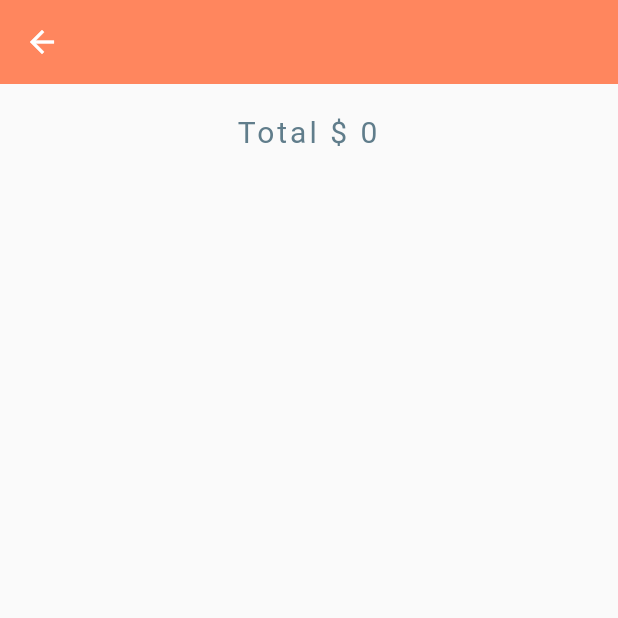
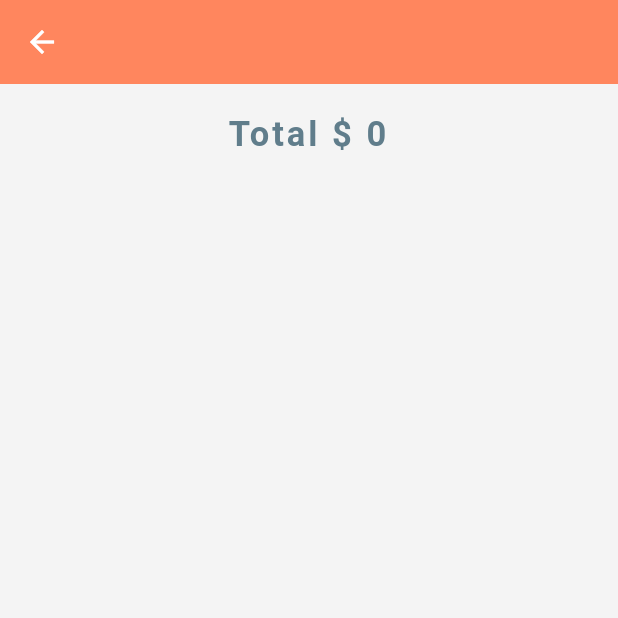
Before and after one commit to DJhonJ/ShoppingApp, a Flutter app: the ProfilePage screen opened directly, after a tap on "VACIAR CARRO", on a phone screen of 412 x 824 dp, the top half of it. Run offline on Flutter 3.47's test engine with Material 2 defaults, Android fonts, the phone set to English and light mode, and no system bars; our stand-ins replace badges, get, loggy.

```diff
--- a/lib/ui/app_theme/app_theme.dart
+++ b/lib/ui/app_theme/app_theme.dart
@@ -3,12 +3,13 @@ import 'package:flutter/material.dart';
 class AppTheme {
   static const Color primary = Color(0xffFF865E);
   static const Color accent = Color(0xffCC3636);
+  static const Color background = Color(0xffF4F4F4);
 
   static final theme = ThemeData(
       primaryColor: primary,
       appBarTheme: const AppBarTheme(
         color: primary
       ),
-
+      scaffoldBackgroundColor: background
   );
 }
--- a/lib/ui/controllers/shopping_controller.dart
+++ b/lib/ui/controllers/shopping_controller.dart
@@ -49,10 +49,19 @@ class ShoppingController extends GetxController {
     _productsSelected.clear();
     _total.value = 0;
     _quantityProducts.value = 0;
+
+    for(int i = 0; i < products.length; i++) {
+      _products.value[i].quantity = 0;
+    }
   }
 
+
   void _change(int id, bool add) {
-    Product product = products.firstWhere((element) => element.id == id, orElse: () => Product(-1, "", 0, 0));
+    Product product = productsSelected.firstWhere((element) => element.id == id, orElse: () => Product(-1, "", 0, 0));
+
+    if (product.id == -1) {
+      product = products.firstWhere((element) => element.id == id, orElse: () => Product(-1, "", 0, 0));
+    }
 
     if (product.id != -1) {
       if (add) {
--- a/lib/ui/pages/profile_page.dart
+++ b/lib/ui/pages/profile_page.dart
@@ -27,10 +27,10 @@ class ProfilePage extends GetView<ShoppingController> {
                     'Total \$ ${controller.total}',
                     textAlign: TextAlign.center,
                     style: const TextStyle(
-                        fontSize: 20.0,
+                        fontSize: 23.0,
                         color: Colors.blueGrey,
                         letterSpacing: 2.0,
-                        fontWeight: FontWeight.w400),
+                        fontWeight: FontWeight.bold),
                   )),
               Expanded(
                   child: ListView.separated(
@@ -66,8 +66,7 @@ class ProfilePage extends GetView<ShoppingController> {
             Flexible(
                 flex: 1,
                 child: IconButton(
-                    onPressed: () => controller
-                        .addProduct(controller.productsSelected[index].id),
+                    onPressed: () => controller.addProduct(controller.productsSelected[index].id),
                     icon: const Icon(Icons.add))),
             Flexible(
                 flex: 1,
@@ -76,8 +75,7 @@ class ProfilePage extends GetView<ShoppingController> {
             Flexible(
                 flex: 1,
                 child: IconButton(
-                  onPressed: () => controller
-                      .removeProduct(controller.productsSelected[index].id),
+                  onPressed: () => controller.removeProduct(controller.productsSelected[index].id),
                   icon: const Icon(Icons.remove),
                 ))
           ],
```
Also changed, not shown: 1 other file.
